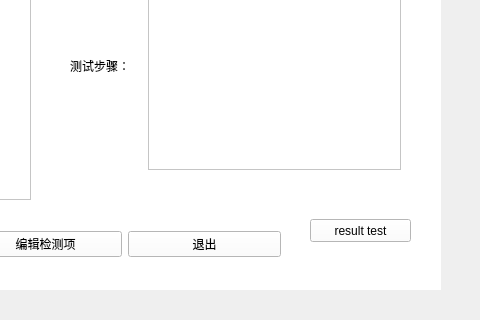
This is user.ui in Woodsssss/Lanzhou as Qt 5 draws it before an edit; both pictures show x 360 to 840 and y 231 to 551 of the 840 by 551 pixel window. The edited form follows.
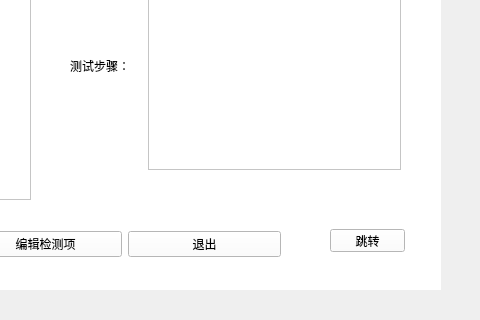
This is the edited form.

Commit message: result完善

```diff
--- a/user.ui
+++ b/user.ui
@@ -255,14 +255,14 @@
      <widget class="QPushButton" name="pushButton_3">
       <property name="geometry">
        <rect>
-        <x>640</x>
-        <y>390</y>
-        <width>101</width>
+        <x>660</x>
+        <y>400</y>
+        <width>75</width>
         <height>23</height>
        </rect>
       </property>
       <property name="text">
-       <string>result test</string>
+       <string>跳转</string>
       </property>
      </widget>
     </widget>
```
The commit also changes 7 other files.
